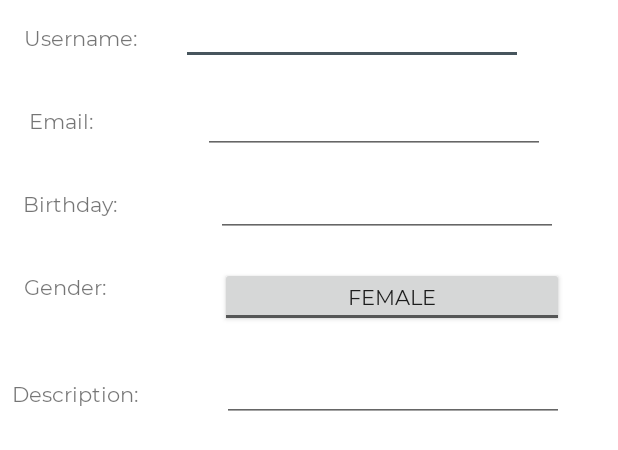
After one commit to Flatot/Epicture, an Android app: the layout dialog_profile.xml on its own in the app's theme, with its tools: preview values and no code run, on a phone screen of 412 x 824 dp. The commit adds this screen. Shown: the top 450 px of the screen. Run offline under Robolectric (Android 15) with nearby library versions, the phone set to English and light mode, and no system bars.

Commit message:
set profile advanced dialog and input fields

```diff
--- a/app/src/main/java/com/epitech/flatot/epicture/Interface/ImgurService.kt
+++ b/app/src/main/java/com/epitech/flatot/epicture/Interface/ImgurService.kt
@@ -72,6 +72,9 @@ interface ImgurService {
     fun myAvatar(@Header("Authorization") authHeader: String,
             @Path("username") username: String): Call<ImgurInterface.AvatarResult>
 
+    @GET("/3/account/me")
+    fun myBio(@Header("Authorization") authHeader: String): Call<ImgurInterface.BioResult>
+
     //@POST("/token")
     //@FormUrlEncoded
     //@POST("/token")
--- /dev/null
+++ b/app/src/main/res/layout/dialog_profile.xml
@@ -0,0 +1,155 @@
+<?xml version="1.0" encoding="utf-8"?>
+<android.support.constraint.ConstraintLayout xmlns:android="http://schemas.android.com/apk/res/android"
+    xmlns:tools="http://schemas.android.com/tools"
+    android:layout_width="match_parent"
+    android:layout_height="match_parent"
+    xmlns:app="http://schemas.android.com/apk/res-auto">
+
+    <TextView
+        android:id="@+id/username_label"
+        android:layout_width="wrap_content"
+        android:layout_height="23dp"
+        android:layout_marginLeft="16dp"
+        android:layout_marginTop="16dp"
+        android:text="Username:"
+        app:layout_constraintLeft_toLeftOf="parent"
+        app:layout_constraintTop_toTopOf="parent" />
+
+    <EditText
+        android:id="@+id/i_username"
+        android:layout_width="228dp"
+        android:layout_height="39dp"
+        android:layout_marginStart="8dp"
+        android:layout_marginLeft="8dp"
+        android:layout_marginTop="4dp"
+        android:layout_marginEnd="8dp"
+        android:layout_marginRight="8dp"
+        android:textColor="@color/colorGrey"
+        android:textColorHint="@color/colorGrey"
+        android:textSize="14dp"
+        app:layout_constraintEnd_toEndOf="parent"
+        app:layout_constraintHorizontal_bias="0.276"
+        app:layout_constraintStart_toEndOf="@+id/username_label"
+        app:layout_constraintTop_toTopOf="parent">
+
+    </EditText>
+
+    <TextView
+        android:id="@+id/email_label"
+        android:layout_width="wrap_content"
+        android:layout_height="23dp"
+        android:layout_marginStart="8dp"
+        android:layout_marginLeft="8dp"
+        android:layout_marginTop="32dp"
+        android:layout_marginEnd="8dp"
+        android:layout_marginRight="8dp"
+        android:text="Email:"
+        app:layout_constraintEnd_toStartOf="@+id/i_email"
+        app:layout_constraintHorizontal_bias="0.148"
+        app:layout_constraintStart_toStartOf="parent"
+        app:layout_constraintTop_toBottomOf="@+id/username_label" />
+
+    <EditText
+        android:id="@+id/i_email"
+        android:layout_width="228dp"
+        android:layout_height="39dp"
+        android:layout_marginStart="8dp"
+        android:layout_marginLeft="8dp"
+        android:layout_marginTop="20dp"
+        android:layout_marginEnd="8dp"
+        android:layout_marginRight="8dp"
+        android:textColor="@color/colorGrey"
+        android:textColorHint="@color/colorGrey"
+        android:textSize="14dp"
+        app:layout_constraintEnd_toEndOf="parent"
+        app:layout_constraintHorizontal_bias="0.757"
+        app:layout_constraintStart_toStartOf="parent"
+        app:layout_constraintTop_toBottomOf="@+id/i_username">
+    </EditText>
+
+    <TextView
+        android:id="@+id/birth_label"
+        android:layout_width="wrap_content"
+        android:layout_height="23dp"
+        android:layout_marginStart="8dp"
+        android:layout_marginLeft="8dp"
+        android:layout_marginTop="32dp"
+        android:layout_marginEnd="8dp"
+        android:layout_marginRight="8dp"
+        android:text="Birthday:"
+        app:layout_constraintEnd_toStartOf="@+id/i_birth"
+        app:layout_constraintHorizontal_bias="0.117"
+        app:layout_constraintStart_toStartOf="parent"
+        app:layout_constraintTop_toBottomOf="@+id/email_label" />
+
+    <EditText
+        android:id="@+id/i_birth"
+        android:layout_width="228dp"
+        android:layout_height="39dp"
+        android:layout_marginTop="16dp"
+        android:layout_marginEnd="40dp"
+        android:layout_marginRight="40dp"
+        android:ems="10"
+        android:inputType="date"
+        app:layout_constraintEnd_toEndOf="parent"
+        app:layout_constraintTop_toBottomOf="@+id/i_email" />
+
+
+    <TextView
+        android:id="@+id/gender_label"
+        android:layout_width="wrap_content"
+        android:layout_height="23dp"
+        android:layout_marginStart="8dp"
+        android:layout_marginLeft="8dp"
+        android:layout_marginTop="32dp"
+        android:layout_marginEnd="8dp"
+        android:layout_marginRight="8dp"
+        android:text="Gender:"
+        app:layout_constraintEnd_toStartOf="@+id/i_gender"
+        app:layout_constraintHorizontal_bias="0.106"
+        app:layout_constraintStart_toStartOf="parent"
+        app:layout_constraintTop_toBottomOf="@+id/birth_label" />
+
+    <ToggleButton
+        android:id="@+id/i_gender"
+        android:layout_width="229dp"
+        android:layout_height="40dp"
+        android:layout_marginTop="20dp"
+        android:layout_marginEnd="36dp"
+        android:layout_marginRight="36dp"
+        android:textOff="Female"
+        android:textOn="Male"
+        app:layout_constraintEnd_toEndOf="parent"
+        app:layout_constraintTop_toBottomOf="@+id/i_birth" />
+
+    <TextView
+        android:id="@+id/desc_label"
+        android:layout_width="wrap_content"
+        android:layout_height="23dp"
+        android:layout_marginStart="8dp"
+        android:layout_marginLeft="8dp"
+        android:layout_marginTop="48dp"
+        android:layout_marginEnd="8dp"
+        android:layout_marginRight="8dp"
+        android:text="Description:"
+        app:layout_constraintEnd_toStartOf="@+id/i_desc"
+        app:layout_constraintHorizontal_bias="0.0"
+        app:layout_constraintStart_toStartOf="parent"
+        app:layout_constraintTop_toBottomOf="@+id/gender_label" />
+
+    <EditText
+        android:id="@+id/i_desc"
+        android:layout_width="228dp"
+        android:layout_height="39dp"
+        android:layout_marginTop="24dp"
+        android:layout_marginEnd="36dp"
+        android:layout_marginRight="36dp"
+        android:textSize="14dp"
+        android:textColor="@color/colorGrey"
+        android:ems="10"
+        android:inputType="textMultiLine"
+        app:layout_constraintEnd_toEndOf="parent"
+        app:layout_constraintTop_toBottomOf="@+id/i_gender" />
+
+
+</android.support.constraint.ConstraintLayout>
```
Also changed, not shown: app/src/main/java/com/epitech/flatot/epicture/Model/ImgurInterface.kt (+20 -5 lines), app/src/main/java/com/epitech/flatot/epicture/Views/FragmentBottom/ProfilFragment.kt (+108 -12 lines), app/src/main/res/layout/dialog_filters.xml (+5 -5 lines), app/src/main/res/layout/fragment_profil.xml (+23 -6 lines).
